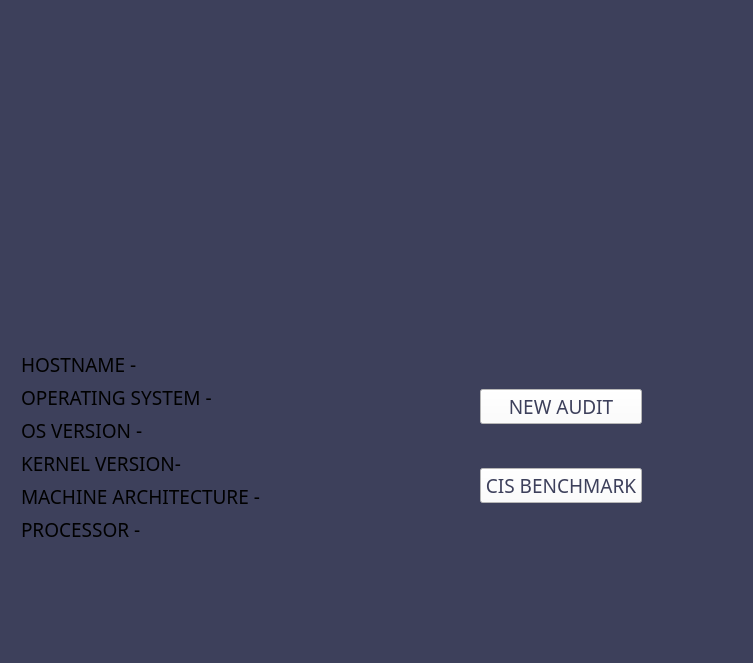
Qt form start_page.ui (h4636oh/EasyAudit_QT) before a commit.
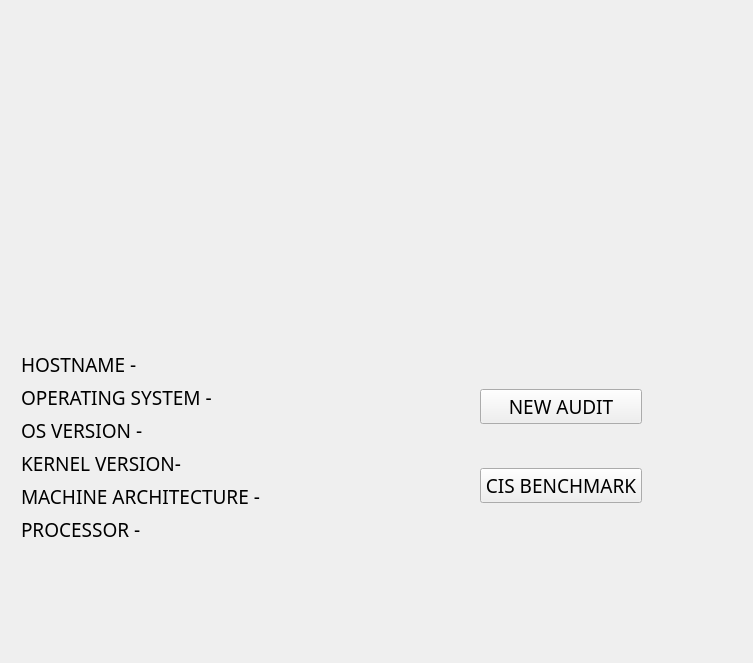
The same form after that commit. Icons and pictures are not drawn.

```diff
--- a/start_page.ui
+++ b/start_page.ui
@@ -38,7 +38,7 @@
    <string>EASY AUDIT - HOME PAGE</string>
   </property>
   <property name="styleSheet">
-   <string notr="true">background-color: rgb(61, 64, 91);</string>
+   <string notr="true"/>
   </property>
   <layout class="QVBoxLayout" name="verticalLayout_3">
    <item>
@@ -251,8 +251,7 @@
           </font>
          </property>
          <property name="styleSheet">
-          <string notr="true">background-color: rgb(255, 255, 255);
-color: rgb(61, 64, 91);</string>
+          <string notr="true"/>
          </property>
          <property name="text">
           <string>NEW AUDIT</string>
@@ -268,8 +267,7 @@
           </font>
          </property>
          <property name="styleSheet">
-          <string notr="true">background-color: rgb(255, 255, 255);
-color: rgb(61, 64, 91);</string>
+          <string notr="true"/>
          </property>
          <property name="text">
           <string>CIS BENCHMARK</string>
```
